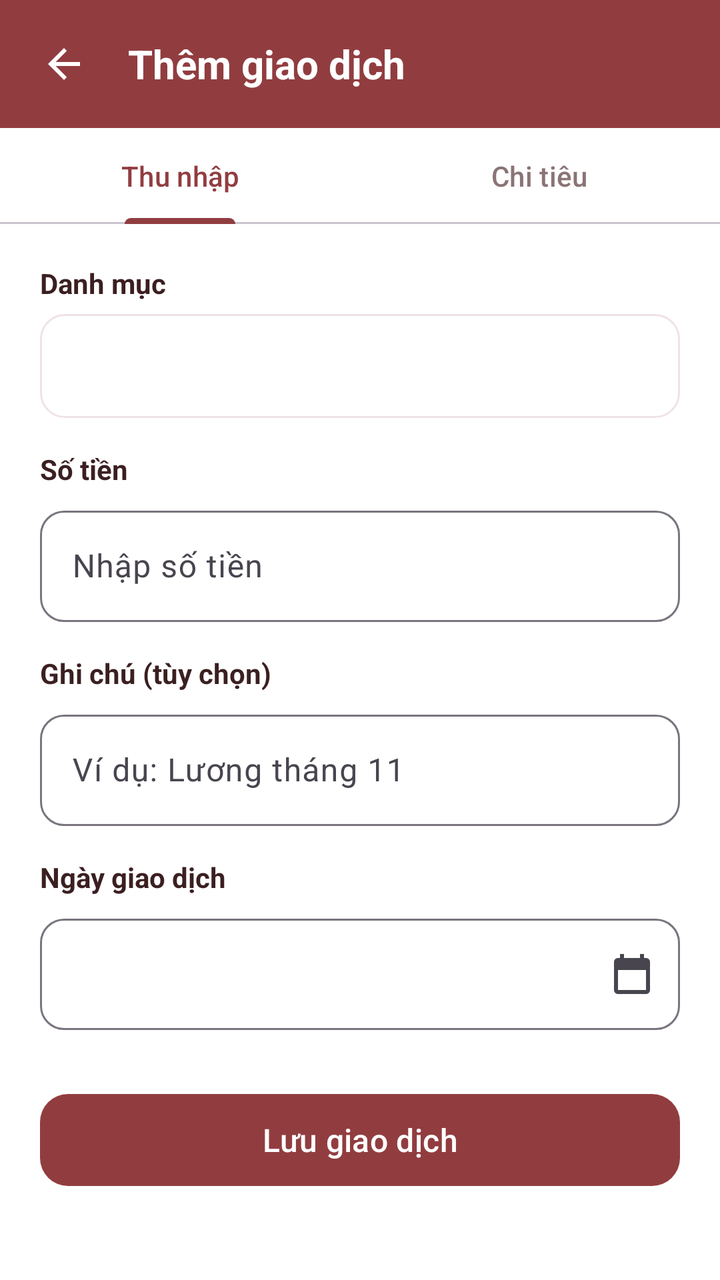
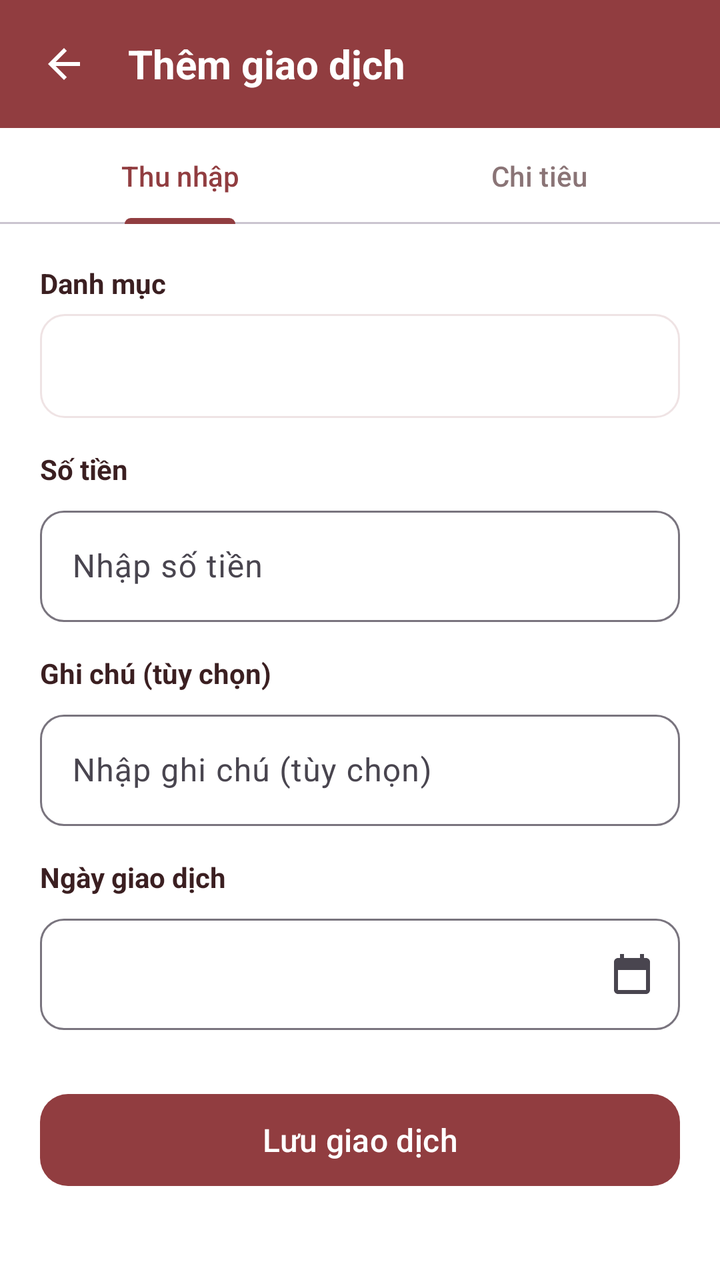

Before-and-after screenshots of an Android layout around one commit, followed by the original layout XML and the change that was made.
<!-- AndroidManifest.xml: application theme Theme.QuanLyChiTieu -->
<!-- res/layout/activity_add_transaction.xml -->
<?xml version="1.0" encoding="utf-8"?>
<LinearLayout xmlns:android="http://schemas.android.com/apk/res/android"
    xmlns:app="http://schemas.android.com/apk/res-auto"
    android:layout_width="match_parent" android:layout_height="match_parent"
    android:background="@color/bg_app" android:orientation="vertical">

    <LinearLayout
        android:layout_width="match_parent" android:layout_height="wrap_content"
        android:background="@color/wine" android:gravity="center_vertical"
        android:orientation="horizontal" android:padding="8dp">
        <ImageButton
            android:id="@+id/btnBack"
            android:layout_width="48dp" android:layout_height="48dp"
            android:background="?attr/selectableItemBackgroundBorderless"
            android:contentDescription="Quay lại" android:src="@drawable/ic_arrow_back" app:tint="@color/header_wine_text" />
        <TextView
            android:id="@+id/tvHeader"
            android:layout_width="wrap_content" android:layout_height="wrap_content"
            android:layout_marginStart="8dp" android:text="Thêm giao dịch"
            android:textColor="@color/header_wine_text" android:textSize="20sp" android:textStyle="bold" />
    </LinearLayout>

    <com.google.android.material.tabs.TabLayout
        android:id="@+id/tabType"
        android:layout_width="match_parent" android:layout_height="wrap_content"
        app:tabIndicatorColor="@color/wine" app:tabSelectedTextColor="@color/wine"
        app:tabTextColor="@color/text_gray">
        <com.google.android.material.tabs.TabItem android:layout_width="wrap_content" android:layout_height="wrap_content" android:text="Thu nhập" />
        <com.google.android.material.tabs.TabItem android:layout_width="wrap_content" android:layout_height="wrap_content" android:text="Chi tiêu" />
    </com.google.android.material.tabs.TabLayout>

    <ScrollView
        android:layout_width="match_parent" android:layout_height="0dp" android:layout_weight="1">
        <LinearLayout
            android:layout_width="match_parent" android:layout_height="wrap_content"
            android:orientation="vertical" android:padding="20dp">

            <TextView android:layout_width="wrap_content" android:layout_height="wrap_content"
                android:text="Danh mục" android:textColor="@color/text_dark" android:textStyle="bold" />
            <Spinner
                android:id="@+id/spCategory"
                android:layout_width="match_parent" android:layout_height="52dp"
                android:layout_marginTop="6dp" android:background="@drawable/bg_input"
                android:paddingStart="8dp" android:paddingEnd="8dp" />

            <TextView android:layout_width="wrap_content" android:layout_height="wrap_content"
                android:layout_marginTop="16dp" android:text="Số tiền"
                android:textColor="@color/text_dark" android:textStyle="bold" />
            <com.google.android.material.textfield.TextInputLayout
                android:id="@+id/tilAmount"
                style="@style/Widget.Material3.TextInputLayout.OutlinedBox"
                android:layout_width="match_parent" android:layout_height="wrap_content"
                android:layout_marginTop="6dp" app:suffixText="VNĐ"
                app:boxCornerRadiusBottomEnd="12dp" app:boxCornerRadiusBottomStart="12dp"
                app:boxCornerRadiusTopEnd="12dp" app:boxCornerRadiusTopStart="12dp">
                <com.google.android.material.textfield.TextInputEditText
                    android:id="@+id/edtAmount"
                    android:layout_width="match_parent" android:layout_height="wrap_content"
                    android:hint="Nhập số tiền" android:inputType="number" android:maxLength="12" />
            </com.google.android.material.textfield.TextInputLayout>

            <TextView android:layout_width="wrap_content" android:layout_height="wrap_content"
                android:layout_marginTop="16dp" android:text="Ghi chú (tùy chọn)"
                android:textColor="@color/text_dark" android:textStyle="bold" />
            <com.google.android.material.textfield.TextInputLayout
                style="@style/Widget.Material3.TextInputLayout.OutlinedBox"
                android:layout_width="match_parent" android:layout_height="wrap_content"
                android:layout_marginTop="6dp"
                app:boxCornerRadiusBottomEnd="12dp" app:boxCornerRadiusBottomStart="12dp"
                app:boxCornerRadiusTopEnd="12dp" app:boxCornerRadiusTopStart="12dp">
                <com.google.android.material.textfield.TextInputEditText
                    android:id="@+id/edtNote"
                    android:layout_width="match_parent" android:layout_height="wrap_content"
                    android:hint="Ví dụ: Lương tháng 11" android:inputType="textCapSentences" android:maxLength="100" />
            </com.google.android.material.textfield.TextInputLayout>

            <TextView android:layout_width="wrap_content" android:layout_height="wrap_content"
                android:layout_marginTop="16dp" android:text="Ngày giao dịch"
                android:textColor="@color/text_dark" android:textStyle="bold" />
            <com.google.android.material.textfield.TextInputLayout
                style="@style/Widget.Material3.TextInputLayout.OutlinedBox"
                android:layout_width="match_parent" android:layout_height="wrap_content"
                android:layout_marginTop="6dp" app:endIconDrawable="@drawable/ic_calendar"
                app:endIconMode="custom"
                app:boxCornerRadiusBottomEnd="12dp" app:boxCornerRadiusBottomStart="12dp"
                app:boxCornerRadiusTopEnd="12dp" app:boxCornerRadiusTopStart="12dp">
                <com.google.android.material.textfield.TextInputEditText
                    android:id="@+id/edtDate"
                    android:layout_width="match_parent" android:layout_height="wrap_content"
                    android:clickable="true" android:cursorVisible="false"
                    android:focusable="false" android:inputType="none" />
            </com.google.android.material.textfield.TextInputLayout>

            <com.google.android.material.button.MaterialButton
                android:id="@+id/btnSave"
                android:layout_width="match_parent" android:layout_height="54dp"
                android:layout_marginTop="28dp" android:text="Lưu giao dịch"
                android:textSize="16sp" app:cornerRadius="14dp" />
        </LinearLayout>
    </ScrollView>
</LinearLayout>
<!-- resources referenced by this layout -->
<resources>
  <color name="bg_app">#FFFFFF</color>
  <color name="header_wine_text">#FFFFFF</color>
  <color name="text_dark">#3B1F21</color>
  <color name="text_gray">#8A7476</color>
  <color name="wine">#913D40</color>
  <!-- drawable bg_input (drawable) -->
  <shape xmlns:android="http://schemas.android.com/apk/res/android" android:shape="rectangle">
      <solid android:color="@color/card_bg" />
      <corners android:radius="12dp" />
      <stroke android:width="1dp" android:color="@color/divider" />
  </shape>
  <!-- drawable ic_arrow_back (drawable) -->
  <vector xmlns:android="http://schemas.android.com/apk/res/android"
      android:width="24dp" android:height="24dp" android:viewportWidth="24" android:viewportHeight="24">
      <path android:fillColor="#FF000000" android:pathData="M20,11H7.83l5.59,-5.59L12,4l-8,8 8,8 1.41,-1.41L7.83,13H20v-2z" />
  </vector>
  <!-- drawable ic_calendar (drawable) -->
  <vector xmlns:android="http://schemas.android.com/apk/res/android"
      android:width="24dp" android:height="24dp" android:viewportWidth="24" android:viewportHeight="24">
      <path android:fillColor="#FF000000" android:pathData="M19,4h-1V2h-2v2H8V2H6v2H5C3.89,4 3,4.9 3,6v14c0,1.1 0.89,2 2,2h14c1.1,0 2,-0.9 2,-2V6c0,-1.1 -0.9,-2 -2,-2zM19,20H5V10h14v10z" />
  </vector>
  <style name="Theme.QuanLyChiTieu" parent="Theme.Material3.Light.NoActionBar">
          <item name="colorPrimary">@color/wine</item>
          <item name="colorOnPrimary">@color/white</item>
          <item name="colorPrimaryContainer">@color/light_red</item>
          <item name="colorOnPrimaryContainer">@color/wine</item>
          <item name="colorSecondaryContainer">@color/light_red</item>
          <item name="colorOnSecondaryContainer">@color/wine</item>
          <item name="android:colorBackground">@color/white</item>
          <item name="colorSurface">@color/white</item>
          <item name="android:statusBarColor">@color/wine</item>
          <item name="android:windowLightStatusBar">false</item>
          <item name="android:textColorPrimary">@color/text_dark</item>
      </style>
  <color name="card_bg">#FFFFFF</color>
  <color name="divider">#EFE3E4</color>
  <color name="white">#FFFFFF</color>
  <color name="light_red">#F7D5D8</color>
</resources>

<!-- the commit's change to res/layout/activity_add_transaction.xml (unified diff, before → after) -->
@@ -71,7 +71,7 @@
                 <com.google.android.material.textfield.TextInputEditText
                     android:id="@+id/edtNote"
                     android:layout_width="match_parent" android:layout_height="wrap_content"
-                    android:hint="Ví dụ: Lương tháng 11" android:inputType="textCapSentences" android:maxLength="100" />
+                    android:hint="Nhập ghi chú (tùy chọn)" android:inputType="textCapSentences" android:maxLength="100" />
             </com.google.android.material.textfield.TextInputLayout>
 
             <TextView android:layout_width="wrap_content" android:layout_height="wrap_content"
